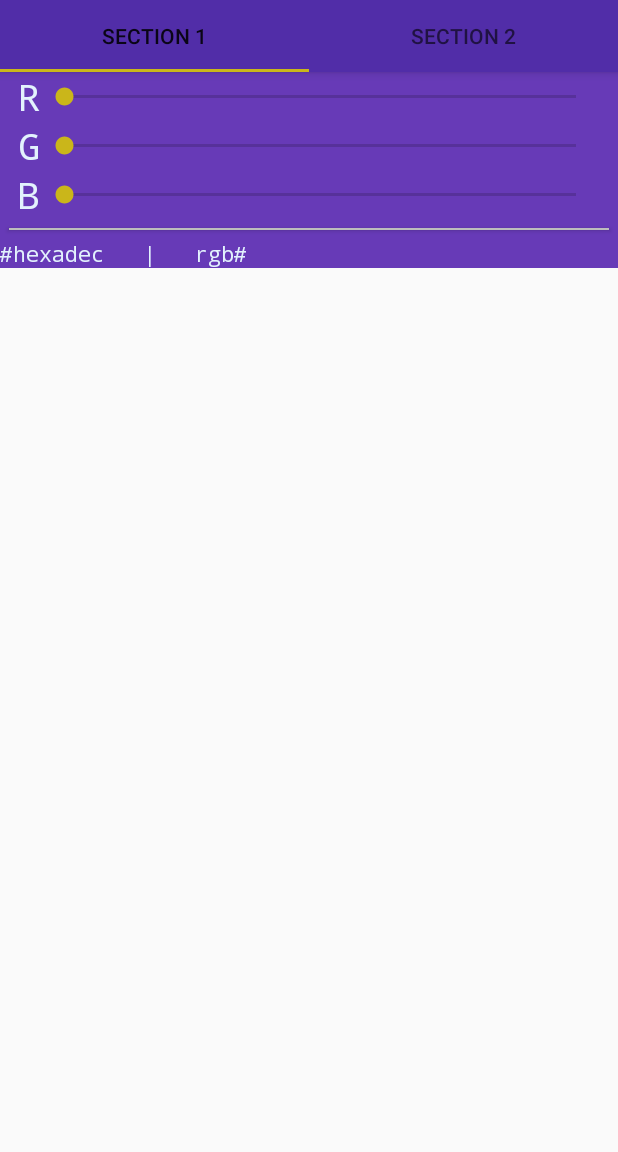
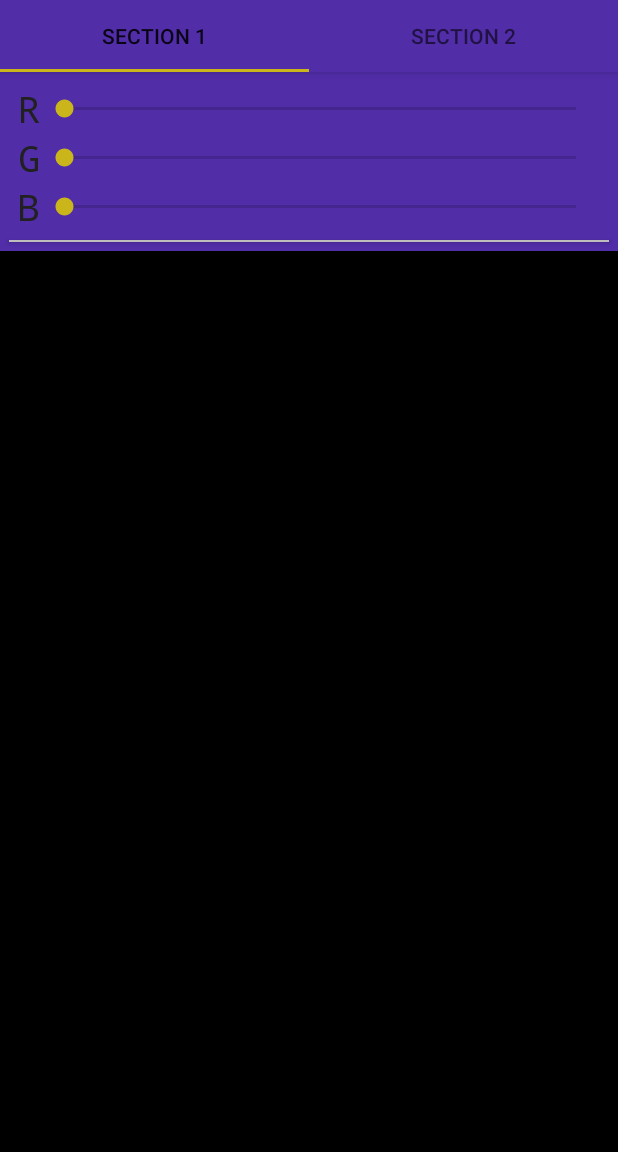
Before and after one commit to simo-andreev/Colourizmus, an Android app: the MainActivity screen opened directly, with no data from a screen before it, on a phone screen of 412 x 824 dp, the part 84-1236 px from its top. Run offline under Robolectric (Android 15) with nearby library versions, the phone set to English and light mode, and no system bars.

Commit message:
Played around with communicating current colour between colour-creation activities. Set-up a (janky) Observer system, but it has a huge potential for unnecessary actions. Probs needs refurbishing

```diff
--- a/app/src/main/AndroidManifest.xml
+++ b/app/src/main/AndroidManifest.xml
@@ -20,10 +20,6 @@
         <activity android:name=".SignInActivity" />
 
         <activity
-            android:name=".ColourCreatorActivity"
-            android:parentActivityName=".WelcomeActivity" />
-
-        <activity
             android:name=".MainActivity"
             android:label="@string/title_activity_picker"
             android:parentActivityName=".WelcomeActivity"/>
--- a/app/src/main/java/com/colourizmus/MainActivity.java
+++ b/app/src/main/java/com/colourizmus/MainActivity.java
@@ -1,6 +1,6 @@
 package com.colourizmus;
 
-import android.net.Uri;
+import android.graphics.Color;
 import android.os.Bundle;
 import android.support.design.widget.TabLayout;
 import android.support.v4.app.Fragment;
@@ -10,21 +10,46 @@ import android.support.v4.view.ViewPager;
 import android.support.v7.app.ActionBar;
 import android.support.v7.app.AppCompatActivity;
 import android.support.v7.widget.Toolbar;
-import android.util.Log;
 import android.view.Menu;
-import android.view.MenuItem;
+import android.view.View;
 
-public class MainActivity extends AppCompatActivity{
+import java.util.HashSet;
+
+//TODO - not a good cross-fragment cominication system. Allows for loos-ish coupleing but does A LOT of uneccessary chnages :/
+interface ColourComunicator {
+    public void addObserver(ColourComunicee c);
+
+    public void notifyComunicee();
+}
+
+interface ColourComunicee {
+    public void observe(ColourComunicator c);
+
+    public void react(int r, int g, int b);
+}
+
+public class MainActivity extends AppCompatActivity implements ColourComunicator {
 
     private SectionsPagerAdapter mSectionsPagerAdapter;
+    private ViewPager mViewPager;
+    private View colorBox;
 
-    private ViewPager mViewPager;
+    private HashSet<ColourComunicee> observers;
+
+    private int r, g, b;
 
     @Override
     protected void onCreate(Bundle savedInstanceState) {
         super.onCreate(savedInstanceState);
         setContentView(R.layout.activity_main);
 
+        r = 0;
+        g = 0;
+        b = 0;
+
+        observers = new HashSet<>();
+
+        colorBox = findViewById(R.id.main_container);
 
         Toolbar toolbar = (Toolbar) findViewById(R.id.allahu_appbar);
         setSupportActionBar(toolbar);
@@ -38,7 +63,7 @@ public class MainActivity extends AppCompatActivity{
         mSectionsPagerAdapter = new SectionsPagerAdapter(getSupportFragmentManager());
 
         // Set up the ViewPager with the sections adapter.
-        mViewPager = (ViewPager) findViewById(R.id.container);
+        mViewPager = (ViewPager) findViewById(R.id.main_container);
         mViewPager.setAdapter(mSectionsPagerAdapter);
 
         TabLayout tabLayout = (TabLayout) findViewById(R.id.main_tab_layout);
@@ -54,11 +79,27 @@ public class MainActivity extends AppCompatActivity{
         return true;
     }
 
+    protected void setColour(int r, int g, int b) {
+        this.r = r;
+        this.g = g;
+        this.b = b;
+        colorBox.setBackgroundColor(Color.rgb(r, g, b));
+        notifyComunicee();
+    }
 
-    /**
-     * A {@link FragmentPagerAdapter} that returns a fragment corresponding to
-     * one of the sections/tabs/pages.
-     */
+    @Override
+    public void addObserver(ColourComunicee c) {
+        if (c == null) return;
+        this.observers.add(c);
+    }
+
+    @Override
+    public void notifyComunicee() {
+        for (ColourComunicee c : observers)
+            c.react(r, g, b);
+    }
+
+
     public class SectionsPagerAdapter extends FragmentPagerAdapter {
 
         public SectionsPagerAdapter(FragmentManager fm) {
@@ -69,7 +110,7 @@ public class MainActivity extends AppCompatActivity{
         public Fragment getItem(int position) {
             switch (position) {
                 case 0:
-                    return SeekerFragment.newInstance("Does this even", " do anything atm?");
+                    return SeekerFragment.newInstance();
                 case 1:
                     return PickerFragment.newInstance();
                 default:
@@ -80,7 +121,6 @@ public class MainActivity extends AppCompatActivity{
         @Override
         public int getCount() {
             return 2;
-            //HOW MANY TABS TO HAVE
         }
 
         @Override
@@ -90,11 +130,8 @@ public class MainActivity extends AppCompatActivity{
                     return "SECTION 1";
                 case 1:
                     return "SECTION 2";
-                case 2:
-                    return "SECTION 3";
             }
             return null;
         }
     }
-
 }
--- a/app/src/main/java/com/colourizmus/PickerFragment.java
+++ b/app/src/main/java/com/colourizmus/PickerFragment.java
@@ -1,29 +1,18 @@
 package com.colourizmus;
 
-import android.content.Context;
-import android.graphics.Color;
-import android.net.Uri;
 import android.os.Bundle;
 import android.support.v4.app.Fragment;
 import android.view.LayoutInflater;
 import android.view.View;
 import android.view.ViewGroup;
 import android.widget.NumberPicker;
-import android.widget.SeekBar;
-import android.widget.TextView;
 
 
-public class PickerFragment extends Fragment {
+public class PickerFragment extends Fragment implements ColourComunicee {
 
     //TODO link all related fragments colour selection - both selectors themselvs and colour display to maintain same colour.
 
     NumberPicker red, green, blue;
-    View colorBox;
-    TextView hexadec;
-
-    int r;
-    int g;
-    int b;
 
     public static PickerFragment newInstance() {
         PickerFragment fragment = new PickerFragment();
@@ -34,30 +23,24 @@ public class PickerFragment extends Fragment {
     public View onCreateView(LayoutInflater inflater, ViewGroup container, Bundle savedInstanceState) {
         View view = inflater.inflate(R.layout.fragment_picker, container, false);
 
-        colorBox = view.findViewById(R.id.color_box);
+        observe((ColourComunicator) getActivity());
 
         red = (NumberPicker) view.findViewById(R.id.red_picker);
         green = (NumberPicker) view.findViewById(R.id.green_picker);
         blue = (NumberPicker) view.findViewById(R.id.blue_picker);
 
-        red.setMaxValue(25);
-        green.setMaxValue(25);
-        blue.setMaxValue(25);
-
-        r = red.getValue();
-        g = green.getValue();
-        b = blue.getValue();
-
-        colorBox.setBackgroundColor(Color.rgb(r*10,g*10,b*10));
+        red.setMaxValue(255);
+        green.setMaxValue(255);
+        blue.setMaxValue(255);
 
         NumberPicker.OnValueChangeListener chanelListener = new NumberPicker.OnValueChangeListener() {
             @Override
             public void onValueChange(NumberPicker picker, int oldVal, int newVal) {
-                r = red.getValue();
-                g = green.getValue();
-                b = blue.getValue();
+                int r = red.getValue();
+                int g = green.getValue();
+                int b = blue.getValue();
 
-                colorBox.setBackgroundColor(Color.rgb(r*10,g*10,b*10));
+                ((MainActivity) getActivity()).setColour(r, g, b);
             }
         };
 
@@ -67,4 +50,17 @@ public class PickerFragment extends Fragment {
 
         return view;
     }
+
+
+    @Override
+    public void observe(ColourComunicator c) {
+        c.addObserver(this);
+    }
+
+    @Override
+    public void react(int r, int g, int b) {
+        red.setValue(r);
+        green.setValue(g);
+        blue.setValue(b);
+    }
 }
--- a/app/src/main/java/com/colourizmus/SeekerFragment.java
+++ b/app/src/main/java/com/colourizmus/SeekerFragment.java
@@ -1,58 +1,37 @@
 package com.colourizmus;
 
-import android.content.Context;
-import android.graphics.Color;
-import android.net.Uri;
 import android.os.Bundle;
 import android.support.v4.app.Fragment;
 import android.view.LayoutInflater;
 import android.view.View;
 import android.view.ViewGroup;
 import android.widget.SeekBar;
-import android.widget.TextView;
 
-public class SeekerFragment extends Fragment {
+public class SeekerFragment extends Fragment implements ColourComunicee {
 
-    SeekBar red, green, blue;
-    View colorBox;
-    TextView hexadec;
+    private SeekBar red, green, blue;
 
-    int r;
-    int g;
-    int b;
 
     public SeekerFragment() {
-        // Required empty public constructor
     }
 
-    /**
-     * Use this factory method to create a new instance of
-     * this fragment using the provided parameters.
-     *
-     * @param param1 Parameter 1.
-     * @param param2 Parameter 2.
-     * @return A new instance of fragment SeekerFragment.
-     */
-    // TODO: Rename and change types and number of parameters
-    public static SeekerFragment newInstance(String param1, String param2) {
+
+    public static SeekerFragment newInstance() {
         SeekerFragment fragment = new SeekerFragment();
         return fragment;
     }
 
 
     @Override
-    public View onCreateView(LayoutInflater inflater, ViewGroup container,
-                             Bundle savedInstanceState) {
+    public View onCreateView(LayoutInflater inflater, ViewGroup container, Bundle savedInstanceState) {
 
         View view = inflater.inflate(R.layout.fragment_seeker, container, false);
 
+        observe((ColourComunicator) getActivity());
 
-        colorBox = view.findViewById(R.id.colorBox);
-        hexadec = (TextView) view.findViewById(R.id.hexadecValue);
-
-        red = (SeekBar) view.findViewById(R.id.redSlider);
-        green = (SeekBar) view.findViewById(R.id.greenSlider);
-        blue = (SeekBar) view.findViewById(R.id.blueSlider);
+        red = (SeekBar) view.findViewById(R.id.seeker_red);
+        green = (SeekBar) view.findViewById(R.id.seeker_green);
+        blue = (SeekBar) view.findViewById(R.id.seeker_blue);
 
         red.setMax(255);
         green.setMax(255);
@@ -63,26 +42,10 @@ public class SeekerFragment extends Fragment {
             @Override
             public void onProgressChanged(SeekBar seekBar, int progress, boolean fromUser) {
 
-                r = red.getProgress();
-                g = green.getProgress();
-                b = blue.getProgress();
-
-                colorBox.setBackgroundColor(Color.rgb(r, g, b));
-
-                StringBuilder sb = new StringBuilder("#");
-
-                sb.append(Integer.toHexString(r));
-                sb.append(Integer.toHexString(g));
-                sb.append(Integer.toHexString(b));
-
-                sb.append(" | ");
-
-                sb.append(" r:"+r);
-                sb.append(" g:"+g);
-                sb.append(" b:"+b);
-
-
-                hexadec.setText(sb);
+                int r = red.getProgress();
+                int g = green.getProgress();
+                int b = blue.getProgress();
+                ((MainActivity) getActivity()).setColour(r, g, b);
             }
 
             @Override
@@ -103,4 +66,15 @@ public class SeekerFragment extends Fragment {
         return view;
     }
 
+    @Override
+    public void observe(ColourComunicator c) {
+        c.addObserver(this);
+    }
+
+    @Override
+    public void react(int r, int g, int b) {
+        red.setProgress(r);
+        green.setProgress(g);
+        blue.setProgress(b);
+    }
 }
--- a/app/src/main/res/layout/activity_main.xml
+++ b/app/src/main/res/layout/activity_main.xml
@@ -18,7 +18,8 @@
         app:tabMode="fixed" />
 
     <android.support.v4.view.ViewPager
-        android:id="@+id/container"
+        android:background="#000000"
+        android:id="@+id/main_container"
         android:layout_width="match_parent"
         android:layout_height="match_parent"
         app:layout_behavior="@string/appbar_scrolling_view_behavior" />
--- a/app/src/main/res/layout/fragment_seeker.xml
+++ b/app/src/main/res/layout/fragment_seeker.xml
@@ -1,6 +1,5 @@
 <?xml version="1.0" encoding="utf-8"?>
-<LinearLayout
-    xmlns:android="http://schemas.android.com/apk/res/android"
+<LinearLayout xmlns:android="http://schemas.android.com/apk/res/android"
     xmlns:tools="http://schemas.android.com/tools"
     android:layout_width="match_parent"
 
@@ -13,8 +12,9 @@
     <LinearLayout
         android:layout_width="match_parent"
         android:layout_height="wrap_content"
-        android:background="@color/colorPrimaryBase"
-        android:orientation="vertical">
+        android:background="@color/colorPrimaryDark"
+        android:orientation="vertical"
+        android:paddingTop="@dimen/generic_spacing_small">
 
         <LinearLayout style="@style/ChannelSeeker">
 
@@ -24,7 +24,7 @@
                 android:text="R" />
 
             <SeekBar
-                android:id="@+id/redSlider"
+                android:id="@+id/seeker_red"
                 android:layout_width="match_parent"
                 android:layout_height="wrap_content" />
         </LinearLayout>
@@ -36,7 +36,7 @@
                 android:text="G" />
 
             <SeekBar
-                android:id="@+id/greenSlider"
+                android:id="@+id/seeker_green"
                 android:layout_width="match_parent"
                 android:layout_height="wrap_content" />
         </LinearLayout>
@@ -48,7 +48,7 @@
                 android:text="B" />
 
             <SeekBar
-                android:id="@+id/blueSlider"
+                android:id="@+id/seeker_blue"
                 android:layout_width="match_parent"
                 android:layout_height="wrap_content" />
         </LinearLayout>
@@ -58,20 +58,7 @@
             style="@style/HorizontalDivide"
             android:layout_margin="6dip" />
 
-        <TextView
-            android:id="@+id/hexadecValue"
-            style="@style/ChannelSeekerLabel"
-            android:layout_width="match_parent"
-            android:text="#hexadec   |   rgb#"
-            android:textAlignment="center"
-            android:textSize="14sp" />
 
     </LinearLayout>
 
-    <View
-        android:id="@+id/colorBox"
-        android:layout_width="match_parent"
-        android:layout_height="match_parent" />
-
-
 </LinearLayout>
--- a/app/src/main/res/values/dimens.xml
+++ b/app/src/main/res/values/dimens.xml
@@ -12,6 +12,7 @@
     <dimen name="generic_text_large">24sp</dimen>
     <dimen name="generic_text_huge">36sp</dimen>
     <dimen name="generic_text_ginormous">48sp</dimen>
+    <dimen name="generic_spacing_small">8dp</dimen>
 
 
 </resources>
```
Also changed, not shown: app/src/main/java/com/colourizmus/ColourCreatorActivity.java (deleted, +0 -92 lines), app/src/main/res/layout/activity_colour_creator.xml (deleted, +0 -90 lines), app/src/main/res/layout/fragment_picker.xml (+18 -32 lines), app/src/main/res/values/styles.xml (+16 -1 lines).
